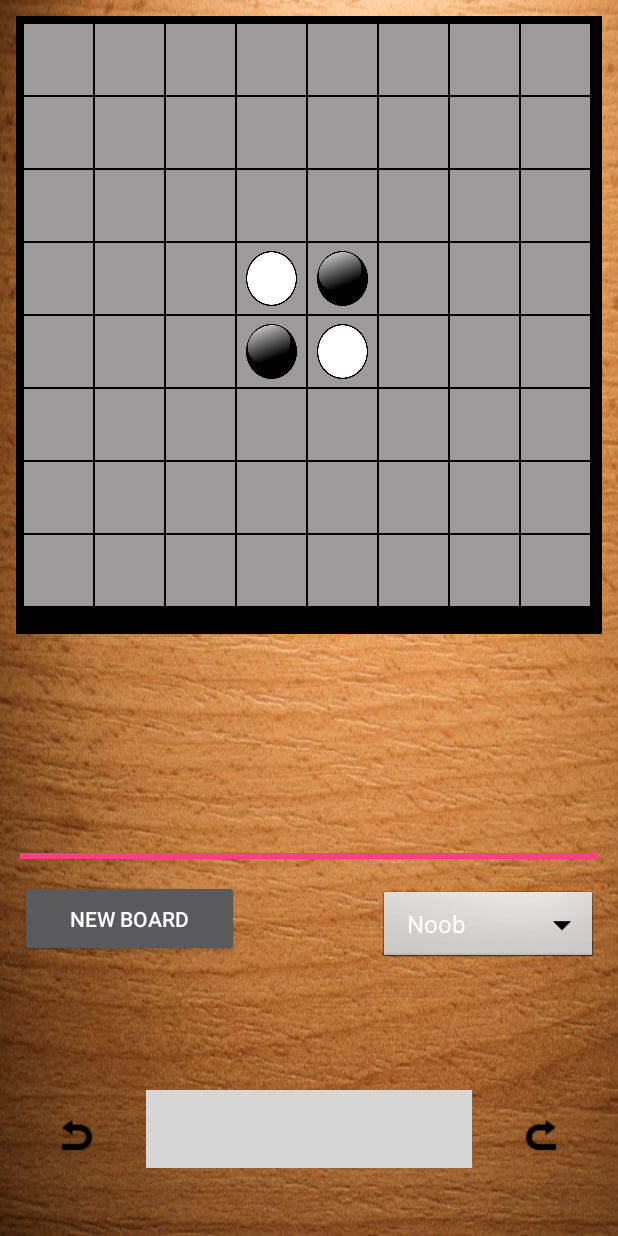
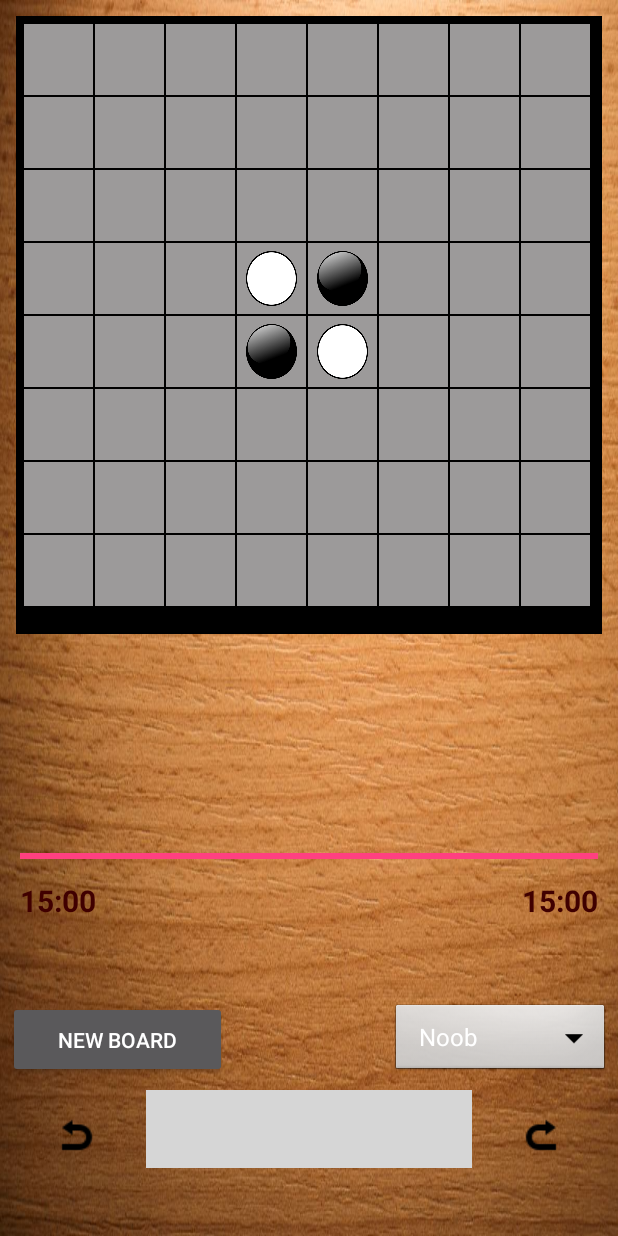
Before and after one commit to TaQuangTu/Othello_AI, an Android app: the MainActivity screen opened directly, with no data from a screen before it, on a phone screen of 412 x 824 dp. Run offline under Robolectric (Android 15) with nearby library versions, the phone set to English and light mode, and no system bars; grey boxes are pictures that could not be loaded.

Commit message:
update countdown timer, 15m for each player

```diff
--- a/app/src/main/java/helloworld/com/taquangtu132gmail/taquangtu/ai/view/MainActivity.java
+++ b/app/src/main/java/helloworld/com/taquangtu132gmail/taquangtu/ai/view/MainActivity.java
@@ -16,12 +16,13 @@ import android.widget.GridView;
 import android.widget.ImageButton;
 import android.widget.ProgressBar;
 import android.widget.Spinner;
+import android.widget.TextView;
 import android.widget.Toast;
 
 import java.util.ArrayList;
 
+import helloworld.com.taquangtu132gmail.taquangtu.ai.R;
 import helloworld.com.taquangtu132gmail.taquangtu.ai.model.PlayGame;
-import helloworld.com.taquangtu132gmail.taquangtu.ai.R;
 
 public class MainActivity extends AppCompatActivity {
     private ArrayList<ArrayList<String>> storgedState;
@@ -33,6 +34,10 @@ public class MainActivity extends AppCompatActivity {
     private Button btResetBoard;
 
     public CountDownTimer countDownTimer;
+    public TextView tvTimeOfLeft;
+    public TextView tvTimeOfRight;
+    public int timeOfLeftPlayer = 900; //seconds
+    public int timeOfRightPlayer = 900; ////seconds
     public int timeToThink = 15;
     public ProgressBar pbTime;
     public ProgressBar progressBarCircel;
@@ -64,7 +69,6 @@ public class MainActivity extends AppCompatActivity {
         initAdapter();
         setOnClickForView();
         //ProgressBar is played in CPU calculating time only
-        progressBarCircel.setVisibility(View.INVISIBLE);
     }
     void initAdapter() //and ArrayList, setAdapter
     {
@@ -91,16 +95,17 @@ public class MainActivity extends AppCompatActivity {
     }
     public void mapView() //and init something
     {
-        imbRedo     = findViewById(R.id.imbRedo);
-        progressBarCircel = findViewById(R.id.pb_circle);
+        tvTimeOfLeft = findViewById(R.id.tv_time_player1);
+        tvTimeOfRight= findViewById(R.id.tv_time_player2);
+        imbRedo      = findViewById(R.id.imbRedo);
         imbUndo      = (ImageButton) findViewById(R.id.imbUndo);
-        spLevel     = (Spinner) findViewById(R.id.spinner);
-        pbTime      = (ProgressBar) findViewById(R.id.pbTime);
-        gvBoard     = (GridView) findViewById(R.id.gvBoard);
-        imbUndo     = (ImageButton) findViewById(R.id.imbUndo);
-        imbNewgame  = (ImageButton) findViewById(R.id.imbNewGame);
-        btResetBoard= (Button) findViewById(R.id.btResetBoard);
-        storgedState= new ArrayList<>();
+        spLevel      = (Spinner) findViewById(R.id.spinner);
+        pbTime       = (ProgressBar) findViewById(R.id.pbTime);
+        gvBoard      = (GridView) findViewById(R.id.gvBoard);
+        imbUndo      = (ImageButton) findViewById(R.id.imbUndo);
+        imbNewgame   = (ImageButton) findViewById(R.id.imbNewGame);
+        btResetBoard = (Button) findViewById(R.id.btResetBoard);
+        storgedState = new ArrayList<>();
         setCountDownTimer();
     }
     public void addState()
@@ -215,6 +220,7 @@ public class MainActivity extends AppCompatActivity {
                 countDownTimer.cancel();
                 timeToThink=15;
                 pbTime.setProgress(timeToThink);
+                timeOfLeftPlayer = timeOfRightPlayer = 900; //15 minutes
             }
         });
         btResetBoard.setOnClickListener(new View.OnClickListener() {
@@ -280,6 +286,9 @@ public class MainActivity extends AppCompatActivity {
     public void resetBoard(int row, int column)
     {
         this.stateIndex = 0;
+        this.timeToThink = 15;
+        this.timeOfLeftPlayer = 900;
+        this.timeOfRightPlayer = 900;
         this.storgedState = new ArrayList<>();
         this.row=row;
         this.column=column;
@@ -318,6 +327,8 @@ public class MainActivity extends AppCompatActivity {
             public void onTick(long l) {
                 timeToThink--;
                 pbTime.setProgress(timeToThink);
+                //down left player time 1 second
+
             }
 
             @Override
@@ -333,8 +344,6 @@ public class MainActivity extends AppCompatActivity {
                     }
                 });
                 alert.show();
-                pbTime.setProgress(15);
-                timeToThink = 15;
             }
         };
     }
--- a/app/src/main/res/layout/activity_main.xml
+++ b/app/src/main/res/layout/activity_main.xml
@@ -79,43 +79,18 @@
         android:layout_width="146dp"
         android:layout_height="51dp"
         android:layout_marginBottom="8dp"
-        android:layout_marginLeft="8dp"
-        android:layout_marginStart="8dp"
-        android:layout_marginTop="8dp"
         android:text="New Board"
         app:layout_constraintBottom_toTopOf="@+id/imbNewGame"
-        app:layout_constraintStart_toStartOf="parent"
-        app:layout_constraintTop_toBottomOf="@+id/pbTime"
-        app:layout_constraintVertical_bias="0.0" />
+        app:layout_constraintStart_toStartOf="parent" />
 
     <Spinner
         android:id="@+id/spinner"
         android:layout_width="146dp"
         android:layout_height="51dp"
         android:layout_marginBottom="8dp"
-        android:layout_marginEnd="8dp"
-        android:layout_marginRight="8dp"
-        android:layout_marginTop="8dp"
         android:background="@android:drawable/btn_dropdown"
         app:layout_constraintBottom_toTopOf="@+id/imbNewGame"
-        app:layout_constraintEnd_toEndOf="parent"
-        app:layout_constraintTop_toBottomOf="@+id/pbTime"
-        app:layout_constraintVertical_bias="0.063" />
-
-    <ProgressBar
-        android:id="@+id/pb_circle"
-        style="?android:attr/progressBarStyle"
-        android:layout_width="0dp"
-        android:layout_height="60dp"
-        android:layout_marginEnd="8dp"
-        android:layout_marginLeft="8dp"
-        android:layout_marginRight="8dp"
-        android:layout_marginStart="8dp"
-        android:layout_marginTop="8dp"
-        app:layout_constraintEnd_toStartOf="@+id/spinner"
-        app:layout_constraintHorizontal_bias="0.0"
-        app:layout_constraintStart_toEndOf="@+id/btResetBoard"
-        app:layout_constraintTop_toBottomOf="@+id/pbTime" />
+        app:layout_constraintEnd_toEndOf="parent" />
 
     <ImageButton
         android:id="@+id/imbRedo"
@@ -128,4 +103,33 @@
         app:layout_constraintBottom_toBottomOf="parent"
         app:layout_constraintEnd_toEndOf="parent"
         app:srcCompat="@drawable/redo" />
+
+    <TextView
+        android:id="@+id/tv_time_player1"
+        android:layout_width="112dp"
+        android:layout_height="32dp"
+        android:layout_marginLeft="8dp"
+        android:layout_marginStart="8dp"
+        android:layout_marginTop="8dp"
+        android:text="15:00"
+        android:textStyle="bold"
+        android:textColor="#400000"
+        android:textSize="20sp"
+        app:layout_constraintStart_toStartOf="parent"
+        app:layout_constraintTop_toBottomOf="@+id/pbTime" />
+
+    <TextView
+        android:textStyle="bold"
+        android:id="@+id/tv_time_player2"
+        android:layout_width="112dp"
+        android:layout_height="32dp"
+        android:layout_marginEnd="8dp"
+        android:layout_marginRight="8dp"
+        android:layout_marginTop="8dp"
+        android:gravity="right"
+        android:text="15:00"
+        android:textColor="#400000"
+        android:textSize="20sp"
+        app:layout_constraintEnd_toEndOf="parent"
+        app:layout_constraintTop_toBottomOf="@+id/pbTime" />
 </android.support.constraint.ConstraintLayout>
```
Also changed, not shown: app/src/main/java/helloworld/com/taquangtu132gmail/taquangtu/ai/model/PlayGame.java (+82 -14 lines), 1 other file.
